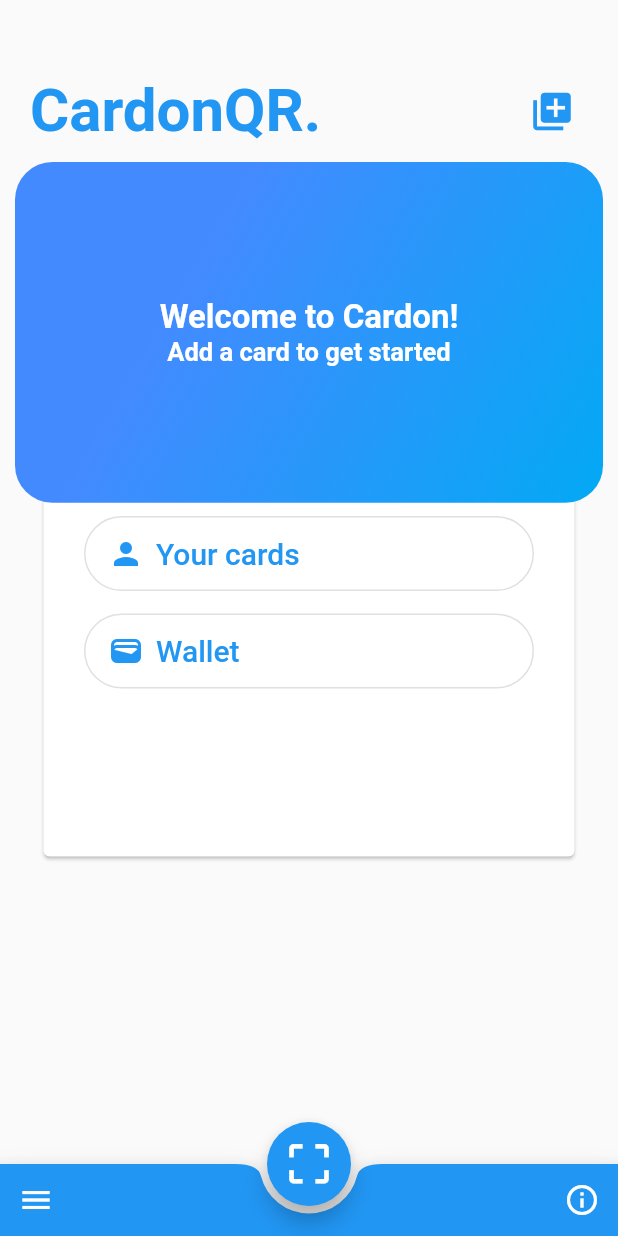
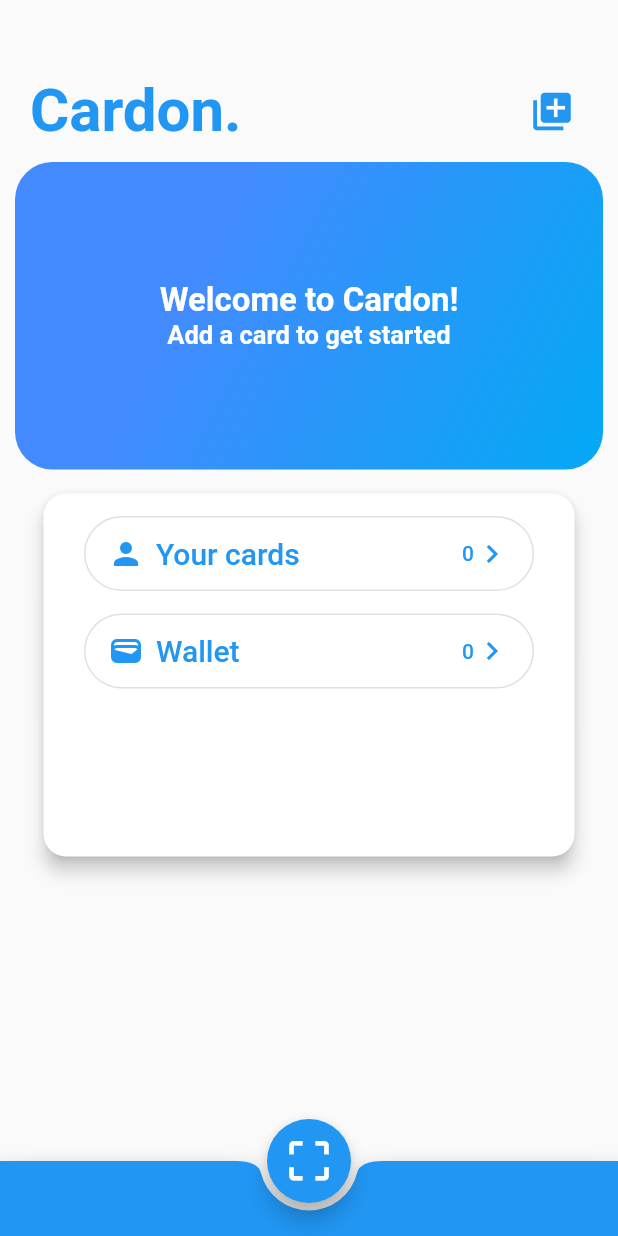
Before and after one commit to ElPlaso/Cardon, a Flutter app: the screen it shows once a user with an empty profile is signed in, on a phone screen of 412 x 824 dp. Run offline on Flutter 3.47's test engine with Material 2 defaults, Android fonts, the phone set to English and light mode, and no system bars; our stand-ins replace auto_size_text, carousel_slider, cloud_firestore, firebase_auth, firebase_core, flutter_dotenv and 4 more; missing offline and left inert: clickable_list_wheel_view, mobile_scanner, widgets_to_image; accounts and stored records are empty.

Commit message:
homepage: final touch ups for this branch.
retitle, resizing, replace logo button with menu button,
remove buttons in bottom nav bar.

```diff
--- a/lib/main.dart
+++ b/lib/main.dart
@@ -34,7 +34,7 @@ void main() async {
 }
 
 class MyApp extends StatelessWidget {
-  static const String title = 'CardonQR.';
+  static const String title = 'Cardon.';
   const MyApp({super.key});
 
   @override
--- a/lib/pages/home.dart
+++ b/lib/pages/home.dart
@@ -1,5 +1,5 @@
 import 'package:cardonapp/pages/add_card.dart';
-import 'package:cardonapp/widgets/logo_button.dart';
+import 'package:cardonapp/widgets/menu_button.dart';
 import 'package:flutter/material.dart';
 import 'package:fluttertoast/fluttertoast.dart';
 import 'package:provider/provider.dart';
@@ -78,15 +78,19 @@ class HomeState extends State<Home> {
                             subheading: 'Add a card to get started')
                         : const Carousel(),
                   ])),
-              SliverList(
-                delegate: SliverChildListDelegate.fixed([
-                  SizedBox(
+              SliverToBoxAdapter(
+                child: SizedBox(
                   height: 250,
                   child: Padding(
                     padding: const EdgeInsets.only(left: 25, right: 25),
                     child: Card(
+                      shape: RoundedRectangleBorder(
+                        borderRadius: BorderRadius.circular(15),
+                      ),
+                      elevation: 5,
                       child: Column(children: [
-                          LogoButton(
+                        MenuButton(
+                          count: context.read<Cards>().personalcards.length,
                           icon: const Icon(Icons.person),
                           onClicked: () => Navigator.push(
                             context,
@@ -95,7 +99,8 @@ class HomeState extends State<Home> {
                           ),
                           text: 'Your cards',
                         ),
-                          LogoButton(
+                        MenuButton(
+                          count: context.read<Cards>().collectedcards.length,
                           icon: const Icon(Icons.wallet),
                           onClicked: () => {
                             if (context.read<Cards>().isEmpty(false))
@@ -125,7 +130,6 @@ class HomeState extends State<Home> {
                     ),
                   ),
                 ),
-                ]),
               ),
             ],
           ),
@@ -139,24 +143,15 @@ class HomeState extends State<Home> {
           ),
           floatingActionButtonLocation:
               FloatingActionButtonLocation.centerDocked,
-          bottomNavigationBar: BottomAppBar(
+          bottomNavigationBar: const BottomAppBar(
             color: Colors.blue,
-            shape: const CircularNotchedRectangle(), // Shape of notch.
+            shape: CircularNotchedRectangle(), // Shape of notch.
             notchMargin:
                 5, // Notched margin between floating button and bottom app bar.
-            child: Row(
-              mainAxisAlignment: MainAxisAlignment.spaceBetween,
-              children: [
-                IconButton(
-                    onPressed: () {},
-                    icon: const Icon(
-                      Icons.menu,
-                      color: Colors.white,
-                    )),
-                IconButton(
-                    onPressed: () {},
-                    icon: const Icon(Icons.info_outline, color: Colors.white))
-              ],
+            child: SizedBox(
+              height: 50,
             ),
-          )));
+          ),
+        ),
+      );
 }
--- a/lib/widgets/banner.dart
+++ b/lib/widgets/banner.dart
@@ -11,7 +11,7 @@ class HomeBanner extends StatelessWidget {
   @override
   Widget build(BuildContext context) {
     return SizedBox(
-      height: MediaQuery.of(context).size.height * 0.30,
+      height: 225,
       width: MediaQuery.of(context).size.width,
       child: Container(
         margin: const EdgeInsets.all(10.0),
--- /dev/null
+++ b/lib/widgets/menu_button.dart
@@ -0,0 +1,57 @@
+import 'package:flutter/material.dart';
+
+// * Icon button that aligns icon to the right
+// * Requires button text and icon
+
+class MenuButton extends StatelessWidget {
+  final String text;
+  final int count;
+  final VoidCallback onClicked;
+  final Icon icon;
+
+  const MenuButton({
+    required this.text,
+    required this.onClicked,
+    required this.icon,
+    required this.count,
+    Key? key,
+  }) : super(key: key);
+
+  @override
+  Widget build(BuildContext context) => Container(
+        margin: const EdgeInsets.only(top: 15.0),
+        child: SizedBox(
+          width: 300,
+          height: 50,
+          child: OutlinedButton.icon(
+            style: ButtonStyle(
+              shape: MaterialStateProperty.all<RoundedRectangleBorder>(
+                RoundedRectangleBorder(
+                  borderRadius: BorderRadius.circular(25.0),
+                  side: const BorderSide(color: Colors.blue),
+                ),
+              ),
+            ),
+            onPressed: onClicked,
+            label: Align(
+              alignment: Alignment.centerLeft,
+              child: Row(
+                  mainAxisAlignment: MainAxisAlignment.spaceBetween,
+                  children: [
+                    Text(
+                      text,
+                      style: const TextStyle(
+                        fontSize: 20,
+                        color: Colors.blue,
+                      ),
+                    ),
+                    const Spacer(),
+                    Text(count.toString()),
+                    const Icon(Icons.chevron_right),
+                  ]),
+            ),
+            icon: icon,
+          ),
+        ),
+      );
+}
```
Lines whose indentation alone changed are shown as unchanged.
